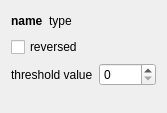
The window that ui/ThresholdImage.ui (Hboni/francis) describes before a commit, drawn with Qt 5.
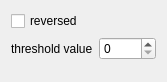
The same window after the commit.

```diff
--- a/ui/ThresholdImage.ui
+++ b/ui/ThresholdImage.ui
@@ -7,7 +7,7 @@
     <x>0</x>
     <y>0</y>
     <width>167</width>
-    <height>113</height>
+    <height>82</height>
    </rect>
   </property>
   <property name="windowTitle">
@@ -16,48 +16,6 @@
   <layout class="QVBoxLayout" name="verticalLayout">
    <item>
     <layout class="QVBoxLayout" name="verticalLayout_2">
-     <item>
-      <layout class="QHBoxLayout" name="horizontalLayout_3">
-       <item>
-        <widget class="QLabel" name="name">
-         <property name="font">
-          <font>
-           <weight>75</weight>
-           <bold>true</bold>
-          </font>
-         </property>
-         <property name="text">
-          <string>name</string>
-         </property>
-        </widget>
-       </item>
-       <item>
-        <widget class="QLabel" name="type">
-         <property name="font">
-          <font>
-           <italic>false</italic>
-          </font>
-         </property>
-         <property name="text">
-          <string>type</string>
-         </property>
-        </widget>
-       </item>
-       <item>
-        <spacer name="horizontalSpacer">
-         <property name="orientation">
-          <enum>Qt::Horizontal</enum>
-         </property>
-         <property name="sizeHint" stdset="0">
-          <size>
-           <width>40</width>
-           <height>20</height>
-          </size>
-         </property>
-        </spacer>
-       </item>
-      </layout>
-     </item>
      <item>
       <widget class="QCheckBox" name="reversed">
        <property name="text">
```
Left out of the diff: 3 changed lines with no effect on the pictures.
